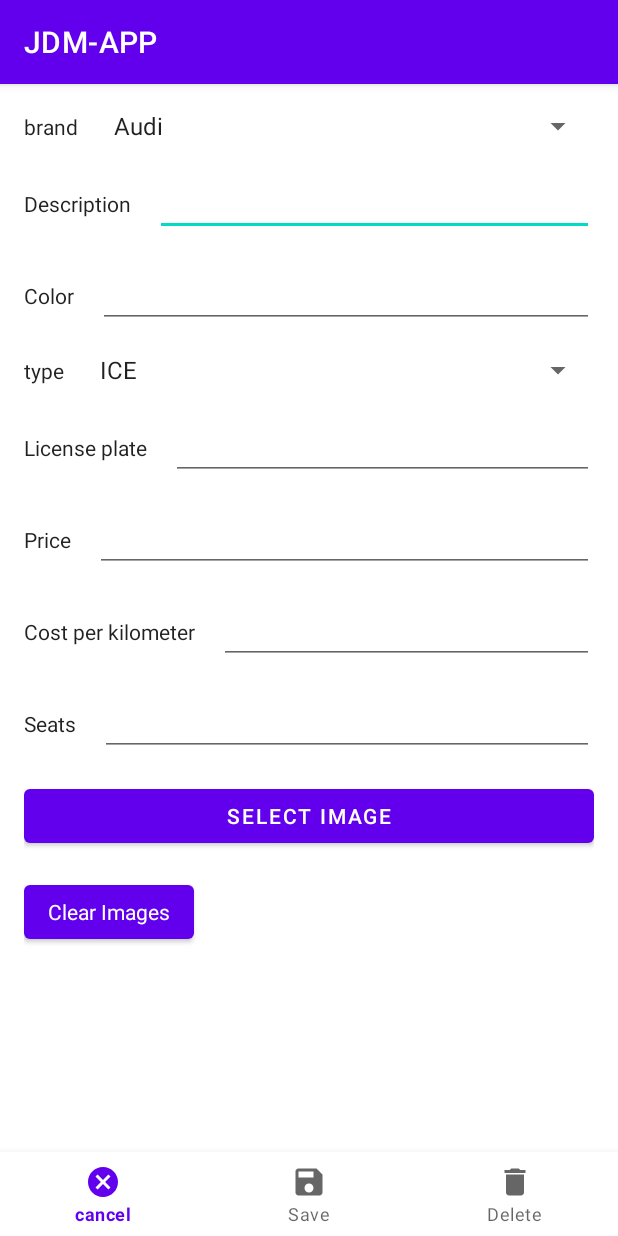
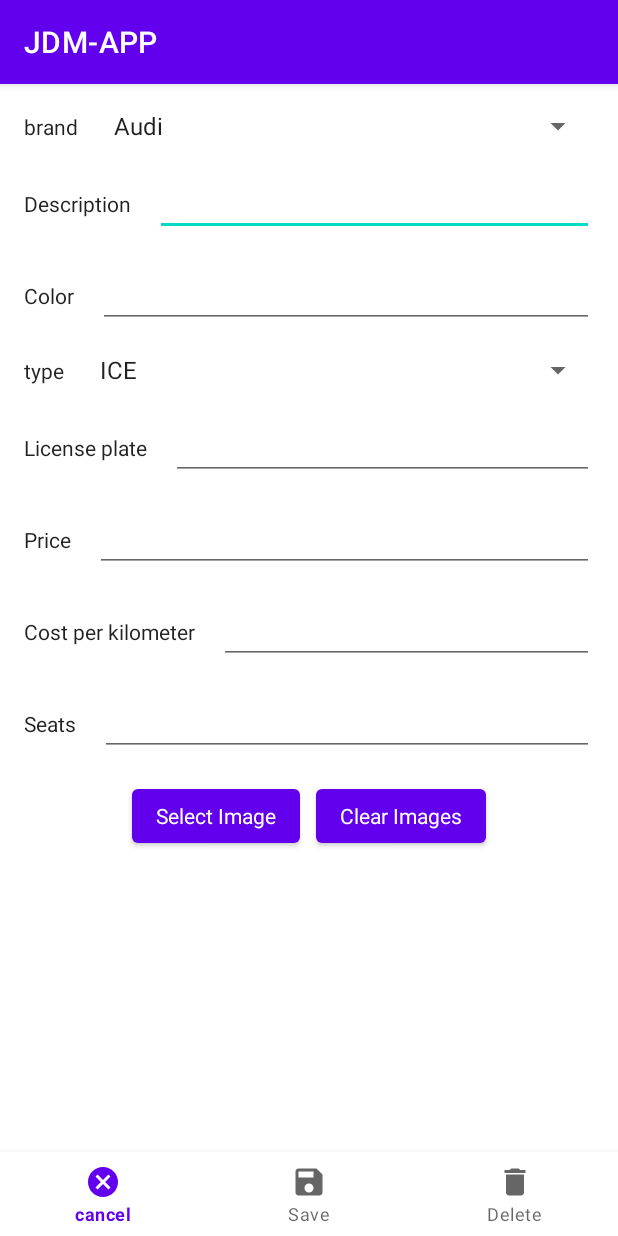
Before and after one commit to 0pilatos0/JDM-APP, an Android app: the CarEditActivity screen opened directly, with no data from a screen before it, on a phone screen of 412 x 824 dp. Run offline under Robolectric (Android 15) with nearby library versions, the phone set to English and light mode, and no system bars; 10 statements that could not run were skipped.

Commit message:
fixed buttons alignment

```diff
--- a/app/src/main/res/layout/car_edit.xml
+++ b/app/src/main/res/layout/car_edit.xml
@@ -181,11 +181,19 @@
                     android:inputType="number" />
             </LinearLayout>
 
+            <androidx.appcompat.widget.LinearLayoutCompat
+                android:layout_width="match_parent"
+                android:layout_height="wrap_content"
+                android:orientation="horizontal"
+                android:gravity="center"
+                android:layout_marginTop="16dp"
+                >
                 <Button
                     android:id="@+id/button_select_image"
-                android:layout_width="match_parent"
+                    android:layout_width="wrap_content"
                     android:layout_height="wrap_content"
-                android:layout_marginTop="16dp"
+                    android:textAppearance="@style/TextAppearance.AppCompat.Body1"
+                    android:layout_marginEnd="5dp"
                     android:text="@string/select_image" />
 
                 <Button
@@ -194,7 +202,10 @@
                     android:layout_height="wrap_content"
                     android:text="@string/clear_images"
                     android:textAppearance="@style/TextAppearance.AppCompat.Body1"
-                android:layout_marginTop="16dp" />
+                    android:layout_marginStart="5dp"
+                    />
+
+            </androidx.appcompat.widget.LinearLayoutCompat>
 
             <androidx.recyclerview.widget.RecyclerView
                 android:id="@+id/recycler_view_car_images"
```
Lines whose indentation alone changed are shown as unchanged.
